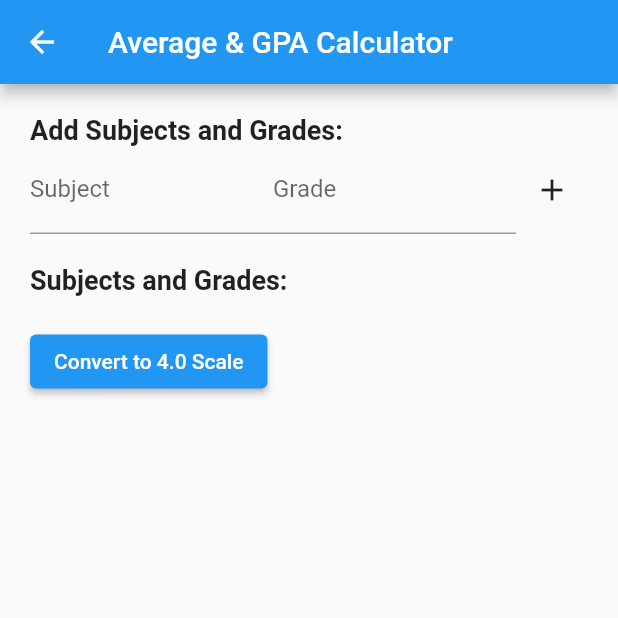
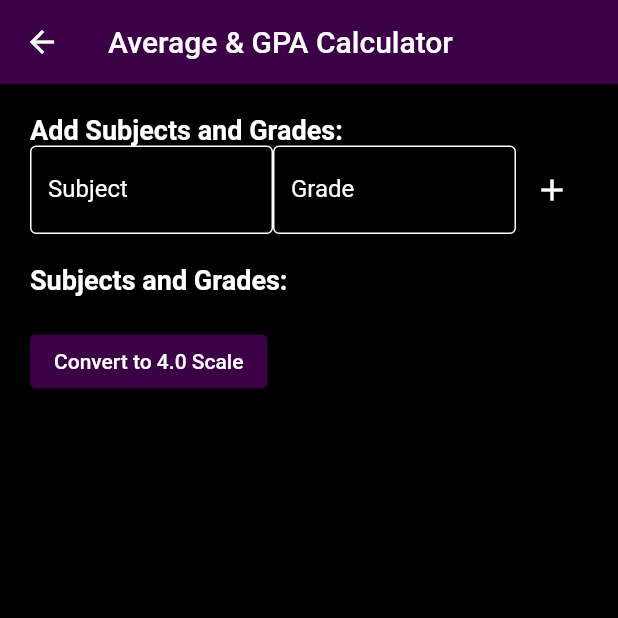
Before and after one commit to Bronx-Science/project-special-calculator-the-adam-dimitri-navil-team, a Flutter app: the AverageGPACalculator screen opened by its route, on a phone screen of 412 x 824 dp, the top half of it. Run offline on Flutter 3.47's test engine with Material 2 defaults, Android fonts, the phone set to English and light mode, and no system bars; our stand-ins replace math_expressions.

Commit message:
cleaned calulator average page

```diff
--- a/lib/average_gpa_calculator.dart
+++ b/lib/average_gpa_calculator.dart
@@ -18,8 +18,10 @@ class _AverageGPACalculatorState extends State<AverageGPACalculator> {
   @override
   Widget build(BuildContext context) {
     return Scaffold(
+      backgroundColor: Color.fromARGB(255, 0, 0, 0),
       appBar: AppBar(
         title: Text('Average & GPA Calculator'),
+        backgroundColor: Color.fromARGB(255, 60, 0, 71),
       ),
       body: Padding(
         padding: const EdgeInsets.all(20.0),
@@ -28,24 +30,42 @@ class _AverageGPACalculatorState extends State<AverageGPACalculator> {
           children: <Widget>[
             Text(
               'Add Subjects and Grades:',
-              style: TextStyle(fontSize: 18, fontWeight: FontWeight.bold),
+              style: TextStyle(fontSize: 18, fontWeight: FontWeight.bold, color: Color.fromARGB(255, 255, 255, 255)),
             ),
             Row(
               children: <Widget>[
                 Expanded(
                   child: TextField(
+                    style: const TextStyle(
+                      color: Color.fromARGB(255, 255, 255, 255),
+                    ),
                     controller: subjectController,
-                    decoration: InputDecoration(labelText: 'Subject'),
+                    decoration: InputDecoration(
+                      labelText: 'Subject',
+                      labelStyle: TextStyle(color: Colors.white),
+                      enabledBorder: OutlineInputBorder(
+                        borderSide: BorderSide(color: Colors.white)
+                      )
+                      ),
                   ),
                 ),
                 Expanded(
                   child: TextField(
+                    style: const TextStyle(
+                      color: Color.fromARGB(255, 255, 255, 255),
+                    ),
                     controller: gradeController,
-                    decoration: InputDecoration(labelText: 'Grade'),
+                    decoration: InputDecoration(
+                      labelText: 'Grade',
+                      labelStyle: TextStyle(color: Colors.white),
+                      enabledBorder: OutlineInputBorder(
+                        borderSide: BorderSide(color: Colors.white)
+                      )
+                      ),
                   ),
                 ),
                 IconButton(
-                  icon: Icon(Icons.add),
+                  icon: const Icon(Icons.add, color: Colors.white),
                   onPressed: () {
                     setState(() {
                       subjects.add(subjectController.text);
@@ -60,16 +80,16 @@ class _AverageGPACalculatorState extends State<AverageGPACalculator> {
             SizedBox(height: 20),
             Text(
               'Subjects and Grades:',
-              style: TextStyle(fontSize: 18, fontWeight: FontWeight.bold),
+              style: TextStyle(fontSize: 18, fontWeight: FontWeight.bold, color: Color.fromARGB(255, 255, 255, 255)),
             ),
             if (subjects.isNotEmpty)
               for (int i = 0; i < subjects.length; i++)
-                Text('${subjects[i]}: ${grades[i]}'),
+                Text('${subjects[i]}: ${grades[i]}', style: TextStyle(color: Colors.white),),
             SizedBox(height: 20),
             if (subjects.isNotEmpty)
               Text(
                 'Average GPA: ${calculateGPA(grades).toStringAsFixed(2)}',
-                style: TextStyle(fontSize: 18, fontWeight: FontWeight.bold),
+                style: TextStyle(fontSize: 18, fontWeight: FontWeight.bold, color: Color.fromARGB(255, 255, 255, 255)),
               ),
             ElevatedButton(
               onPressed: () {
@@ -78,11 +98,14 @@ class _AverageGPACalculatorState extends State<AverageGPACalculator> {
                   resultText = 'Scaled GPA: $scaledGPA';
                 });
               },
+              style: ElevatedButton.styleFrom (
+                backgroundColor: Color.fromARGB(255, 60, 0, 71)
+              ),
               child: Text('Convert to 4.0 Scale'),
             ),
             Text(
               resultText, // Display the result text
-              style: TextStyle(fontSize: 18, fontWeight: FontWeight.bold),
+              style: TextStyle(fontSize: 18, fontWeight: FontWeight.bold, color: Color.fromARGB(255, 255, 255, 255)),
             ),
           ],
         ),
```
